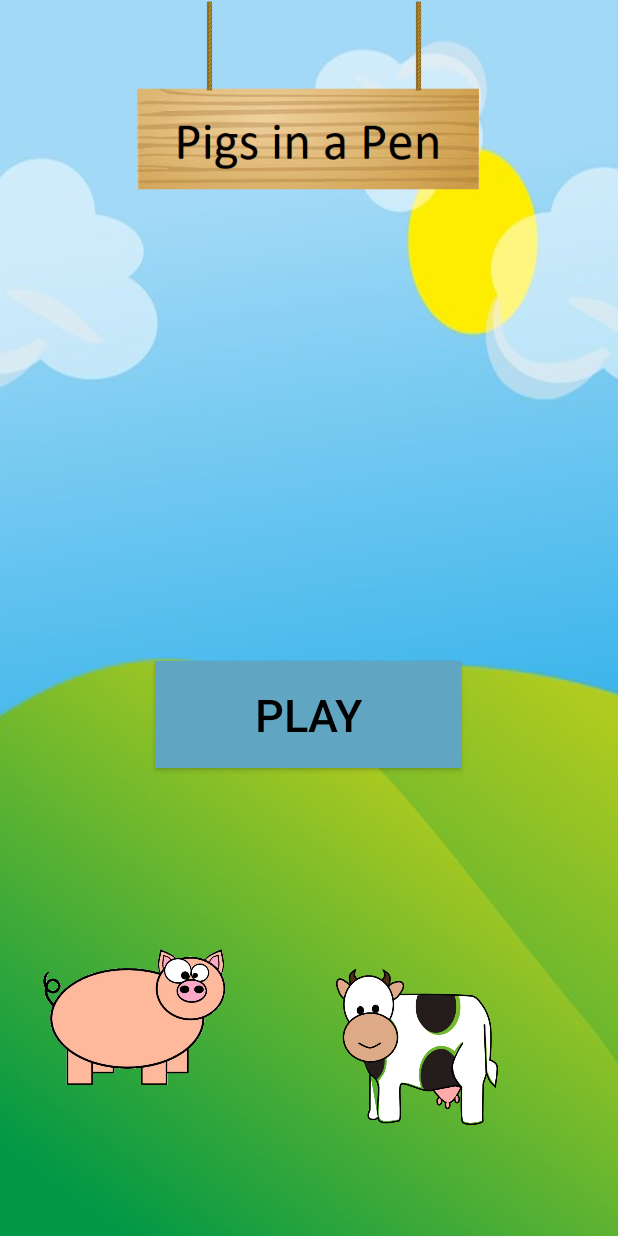
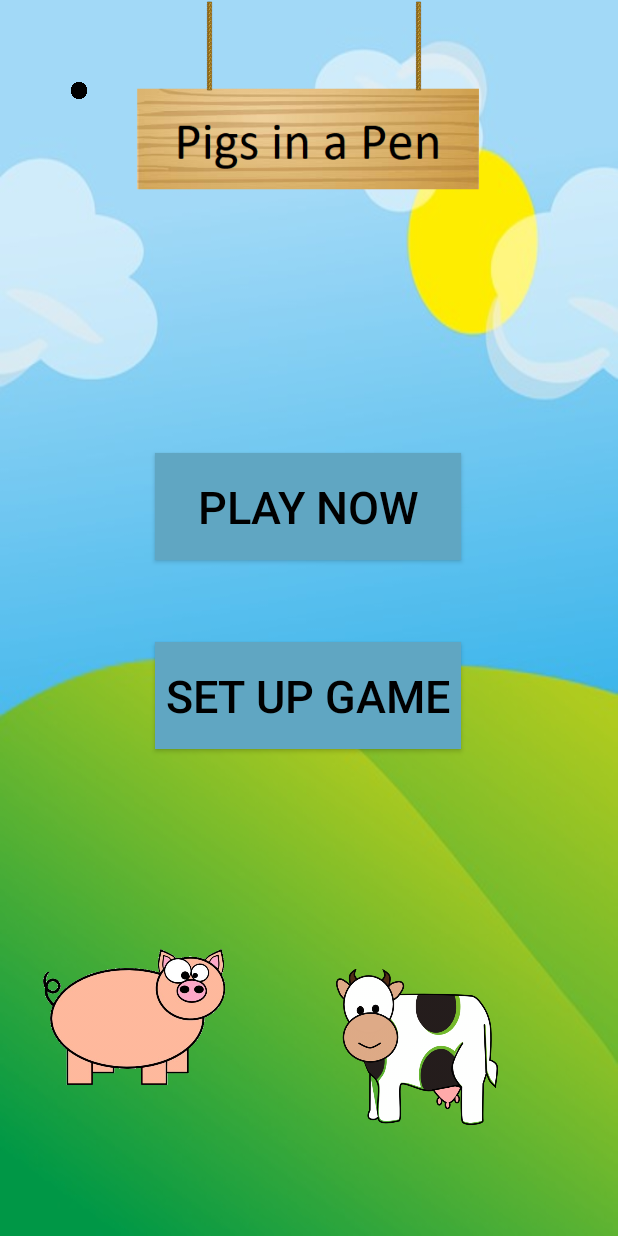
Before and after one commit to MattBarney/PigsInAPen, an Android app: the screen it shows after launch (MainActivity), on a phone screen of 412 x 824 dp. Run offline under Robolectric (Android 15) with nearby library versions, the phone set to English and light mode, and no system bars; 12 statements that could not run were skipped.

Commit message:
Added proper documentation to the fences class. Also added an extra button to MainActivity

```diff
--- a/app/src/main/AndroidManifest.xml
+++ b/app/src/main/AndroidManifest.xml
@@ -10,7 +10,7 @@
         android:supportsRtl="true"
         android:theme="@style/AppTheme">
         <activity android:name=".Settings"></activity>
-        <activity android:name=".GameBoard" />
+        <activity android:name=".GameDisplay" />
         <activity android:name=".MainActivity">
             <intent-filter>
                 <action android:name="android.intent.action.MAIN" />
--- a/app/src/main/res/layout/activity_main.xml
+++ b/app/src/main/res/layout/activity_main.xml
@@ -6,25 +6,41 @@
     android:layout_width="match_parent"
     android:layout_height="match_parent"
     android:background="@drawable/standardbackground"
-    tools:context=".MainActivity">
+    tools:context=".MainActivity"
+    tools:layout_editor_absoluteY="25dp">
 
 
     <Button
-        android:id="@+id/button2"
+        android:id="@+id/SetupGameButton"
         android:layout_width="204dp"
         android:layout_height="71dp"
-        android:layout_marginBottom="312dp"
         android:background="#60A6C2"
-        android:onClick="showPopup"
-        android:text="PLAY"
+        android:onClick="goToSettings"
+        android:text="SET UP GAME"
         android:textColor="@color/titleColor"
         android:textSize="30sp"
         app:layout_constraintBottom_toBottomOf="parent"
         app:layout_constraintEnd_toEndOf="parent"
         app:layout_constraintHorizontal_bias="0.497"
         app:layout_constraintStart_toStartOf="parent"
-        app:layout_constraintTop_toBottomOf="@+id/imageView13"
-        app:layout_constraintVertical_bias="1.0" />
+        app:layout_constraintTop_toTopOf="parent"
+        app:layout_constraintVertical_bias="0.569" />
+
+    <Button
+        android:id="@+id/PlayNowButton"
+        android:layout_width="204dp"
+        android:layout_height="71dp"
+        android:background="#60A6C2"
+        android:onClick="goToGameDisplay"
+        android:text="Play Now"
+        android:textColor="@color/titleColor"
+        android:textSize="30sp"
+        app:layout_constraintBottom_toTopOf="@+id/SetupGameButton"
+        app:layout_constraintEnd_toEndOf="parent"
+        app:layout_constraintHorizontal_bias="0.497"
+        app:layout_constraintStart_toStartOf="parent"
+        app:layout_constraintTop_toTopOf="parent"
+        app:layout_constraintVertical_bias="0.847" />
 
     <ImageView
         android:id="@+id/imageView5"
@@ -80,4 +96,21 @@
         app:layout_constraintTop_toTopOf="parent"
         app:srcCompat="@drawable/rope" />
 
+    <ImageView
+        android:id="@+id/imageView11"
+        android:layout_width="12dp"
+        android:layout_height="23dp"
+        android:layout_marginStart="1dp"
+        android:layout_marginLeft="1dp"
+        android:layout_marginTop="1dp"
+        android:layout_marginEnd="5dp"
+        android:layout_marginRight="5dp"
+        app:layout_constraintBottom_toBottomOf="parent"
+        app:layout_constraintEnd_toEndOf="parent"
+        app:layout_constraintHorizontal_bias="0.115"
+        app:layout_constraintStart_toStartOf="parent"
+        app:layout_constraintTop_toTopOf="parent"
+        app:layout_constraintVertical_bias="0.059"
+        app:srcCompat="@drawable/dot" />
+
 </androidx.constraintlayout.widget.ConstraintLayout>
```
Also changed, not shown: app/src/main/java/com/example/pigsinapen/MainActivity.java (+20 -32 lines).
